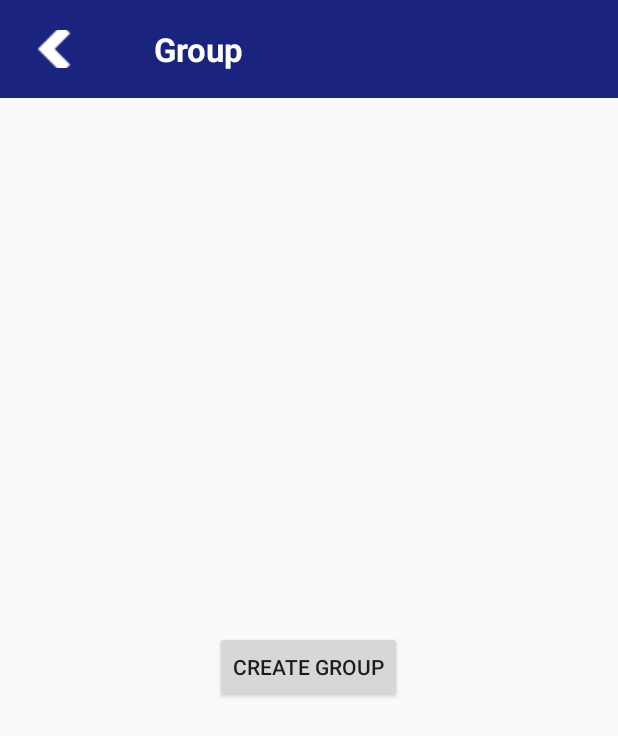
After one commit to CzynJay/FIT5120_Project, an Android app: the Group_Activity screen opened directly, with no data from a screen before it, on a phone screen of 412 x 824 dp. The commit adds this screen. Shown: the top 736 px of the screen. Run offline under Robolectric (Android 15) with nearby library versions, the phone set to English and light mode, and no system bars; our stand-ins replace Firebase (no records; nobody signed in at launch, a user with empty details on screens opened directly).

```diff
--- /dev/null
+++ b/app/src/main/java/com/example/expireddatetracker/Group_Activity.java
@@ -0,0 +1,137 @@
+package com.example.expireddatetracker;
+
+import androidx.annotation.NonNull;
+import androidx.appcompat.app.AppCompatActivity;
+
+import android.content.ClipData;
+import android.content.ClipboardManager;
+import android.os.Bundle;
+import android.util.DisplayMetrics;
+import android.view.Gravity;
+import android.view.LayoutInflater;
+import android.view.View;
+import android.view.ViewGroup;
+import android.widget.Button;
+import android.widget.EditText;
+import android.widget.LinearLayout;
+import android.widget.PopupWindow;
+import android.widget.Toast;
+
+import com.example.expireddatetracker.Fragments.ResultFragment;
+import com.example.expireddatetracker.R;
+import com.google.android.gms.tasks.OnCompleteListener;
+import com.google.android.gms.tasks.Task;
+import com.google.firebase.auth.FirebaseAuth;
+import com.google.firebase.firestore.DocumentSnapshot;
+import com.google.firebase.firestore.FirebaseFirestore;
+
+import java.util.Map;
+
+public class Group_Activity extends AppCompatActivity {
+    private String uid;
+    private Button createBT,leaveBT,copyBT;
+    private FirebaseFirestore db;
+    private EditText codeET;
+    @Override
+    protected void onCreate(Bundle savedInstanceState) {
+        super.onCreate(savedInstanceState);
+        setContentView(R.layout.activity_group);
+        initUI();
+        checkGroup();
+    }
+
+    private void initUI()
+    {   codeET = findViewById(R.id.invitation_et);
+        copyBT = findViewById(R.id.copy_bt);
+        db = FirebaseFirestore.getInstance();
+        uid = FirebaseAuth.getInstance().getCurrentUser().getUid();
+        findViewById(R.id.group_back).setOnClickListener(new View.OnClickListener() {
+            @Override
+            public void onClick(View v) {
+                onBackPressed();
+            }
+        });
+
+        createBT = findViewById(R.id.create_groupBt);
+        leaveBT = findViewById(R.id.leave_groupBt);
+        copyBT.setOnClickListener(new View.OnClickListener() {
+            @Override
+            public void onClick(View v) {
+                ClipboardManager clipboard = (ClipboardManager) getSystemService(CLIPBOARD_SERVICE);
+                ClipData clip = ClipData.newPlainText("label", codeET.getText().toString());
+                clipboard.setPrimaryClip(clip);
+                Toast.makeText(getBaseContext(),"Code is copied",Toast.LENGTH_LONG).show();
+            }
+        });
+        createBT.setOnClickListener(new View.OnClickListener() {
+            @Override
+            public void onClick(View v) {
+                popUpWindow();
+            }
+        });
+    }
+
+    private void checkGroup()
+    {
+        db.collection("tracker").document(uid).get()
+                .addOnCompleteListener(new OnCompleteListener<DocumentSnapshot>() {
+                    @Override
+                    public void onComplete(@NonNull Task<DocumentSnapshot> task) {
+                                if (task.isSuccessful())
+                                {
+                                   Map<String,Object> map =  task.getResult().getData();
+                                   if (map==null)
+                                        groupExistHelper(false);
+                                   else{
+                                        findViewById(R.id.code_layout).setVisibility(View.VISIBLE);
+                                        groupExistHelper(true);
+                                         codeET.setText(map.get("Group").toString());
+
+                                   }
+                                }
+                    }
+                });
+
+    }
+    private void groupExistHelper(boolean exist)
+    {
+        if (exist)
+        {
+            createBT.setVisibility(View.GONE);
+            leaveBT.setVisibility(View.VISIBLE);
+        }
+        else
+            {
+                createBT.setVisibility( View.VISIBLE);
+                leaveBT.setVisibility(View.GONE);
+            }
+    }
+
+    private void popUpWindow()
+    {
+        final ViewGroup root = (ViewGroup) getWindow().getDecorView().getRootView();
+        LayoutInflater layoutInflater = (LayoutInflater)getBaseContext()
+                .getSystemService(LAYOUT_INFLATER_SERVICE);
+        DisplayMetrics displayMetrics = new DisplayMetrics();
+        getWindowManager().getDefaultDisplay().getMetrics(displayMetrics);
+        int width = (int)(displayMetrics.widthPixels*0.8);
+        View popupView = layoutInflater.inflate(R.layout.group_create_popup, null);
+        final PopupWindow popupWindow=new PopupWindow(popupView,
+                width, LinearLayout.LayoutParams.WRAP_CONTENT,
+                true);
+        //Allow popup to be touchable & focusable
+        popupWindow.setTouchable(true);
+        popupWindow.setFocusable(true);
+        ResultFragment.applyDim(root,0.5f);
+        //Popup window animation
+        popupWindow.setAnimationStyle(R.style.Animation_Design_BottomSheetDialog);
+        popupWindow.showAtLocation(popupView, Gravity.CENTER, 0, 0);
+        popupWindow.setOnDismissListener(new PopupWindow.OnDismissListener() {
+            @Override
+            public void onDismiss() {
+                ResultFragment.clearDim(root);
+            }
+        });
+
+    }
+}
--- a/app/src/main/java/com/example/expireddatetracker/MainActivity.java
+++ b/app/src/main/java/com/example/expireddatetracker/MainActivity.java
@@ -183,7 +183,7 @@ public class MainActivity extends AppCompatActivity {
         int interval = 1000 * 60 * 60 * 12;
         Calendar calendar = Calendar.getInstance();
         calendar.setTimeInMillis(System.currentTimeMillis());
-        calendar.set(Calendar.HOUR_OF_DAY, 22);
+        calendar.set(Calendar.HOUR_OF_DAY, 9);
         calendar.set(Calendar.MINUTE, 7);
         calendar.set(Calendar.SECOND, 0 );
         calendar.set(Calendar.MILLISECOND,0);
--- a/app/src/main/java/com/example/expireddatetracker/RegistrationActivity.java
+++ b/app/src/main/java/com/example/expireddatetracker/RegistrationActivity.java
@@ -116,7 +116,7 @@ public class RegistrationActivity extends AppCompatActivity {
         regBtn = findViewById(R.id.register);
         nameTV = findViewById(R.id.nameView);
         progress = findViewById(R.id.register_pro);
-        backBt = findViewById(R.id.registration_back);
+        backBt = findViewById(R.id.register_back);
         backBt.setOnClickListener(new View.OnClickListener() {
             @Override
             public void onClick(View v) {
--- a/app/src/main/java/com/example/expireddatetracker/UserLoginActivity.java
+++ b/app/src/main/java/com/example/expireddatetracker/UserLoginActivity.java
@@ -175,7 +175,6 @@ public class UserLoginActivity extends AppCompatActivity {
                                 if (task.isSuccessful()) {
                                     res = true;
                                 } else {
-                                    UserLoginTask u = new UserLoginTask(false);
                                     res=false;
                                 }}
                         });}
--- /dev/null
+++ b/app/src/main/res/layout/activity_group.xml
@@ -0,0 +1,84 @@
+<?xml version="1.0" encoding="utf-8"?>
+<RelativeLayout xmlns:android="http://schemas.android.com/apk/res/android"
+    xmlns:app="http://schemas.android.com/apk/res-auto"
+    xmlns:tools="http://schemas.android.com/tools"
+    android:layout_width="match_parent"
+    android:layout_height="match_parent"
+    tools:context=".FeedbackActivity">
+    <LinearLayout android:layout_width="match_parent"
+        android:layout_height="65dp"
+        android:id="@+id/group_title_layout"
+        android:background="@color/colorPrimary"
+        >
+        <ImageButton
+            android:id="@+id/group_back"
+            android:layout_gravity="center"
+            android:layout_width="wrap_content"
+            android:layout_height="wrap_content"
+            android:background="#00FF0000"
+            android:layout_margin="20dp"
+            android:src="@drawable/back"
+            />
+        <TextView
+            android:layout_width="wrap_content"
+            android:layout_height="65dp"
+            android:text="@string/group"
+            android:transitionName="@string/feedback"
+            android:textColor="@color/white"
+            android:layout_marginStart= "30dp"
+            android:gravity="center"
+            android:textStyle="bold"
+            android:textSize="@dimen/labelSize"
+            />
+    </LinearLayout>
+<LinearLayout
+    android:layout_width="match_parent"
+    android:layout_height="wrap_content"
+    android:gravity="center_vertical"
+    android:layout_below="@id/group_title_layout"
+    android:orientation="vertical"
+    android:layout_alignParentBottom="true">
+    <RelativeLayout
+        android:id="@+id/code_layout"
+        android:visibility="gone"
+        android:layout_width="match_parent"
+        android:layout_height="wrap_content"
+        android:layout_margin="20dp"
+       >
+    <EditText
+        android:id="@+id/invitation_et"
+        android:focusable="false"
+        android:gravity="center"
+        android:layout_toStartOf="@id/copy_bt"
+        android:layout_width="match_parent"
+        android:layout_height="wrap_content"
+       />
+    <Button
+        android:layout_marginStart="10dp"
+        android:id="@+id/copy_bt"
+        android:layout_width="wrap_content"
+        android:layout_alignParentEnd="true"
+        android:layout_height="wrap_content"
+        android:text="@string/copy"/>
+    </RelativeLayout>
+    <Button
+        android:id="@+id/create_groupBt"
+        android:layout_width="wrap_content"
+        android:layout_height="wrap_content"
+        android:layout_gravity="center"
+        android:text="@string/create_group"
+        android:visibility="gone"
+        />
+    <Button
+        android:id="@+id/leave_groupBt"
+        android:layout_width="wrap_content"
+        android:layout_height="wrap_content"
+        android:layout_gravity="center"
+        android:text="@string/leave_group"
+        android:visibility="gone"
+        />
+
+</LinearLayout>
+
+
+</RelativeLayout>
--- a/app/src/main/res/layout/activity_registration.xml
+++ b/app/src/main/res/layout/activity_registration.xml
@@ -10,7 +10,7 @@
     android:padding="16dp"
     tools:context=".RegistrationActivity">
     <ImageButton
-        android:id="@+id/registration_back"
+        android:id="@+id/register_back"
         android:layout_gravity="left"
         android:layout_width="wrap_content"
         android:layout_height="wrap_content"
--- a/app/src/main/res/values/strings.xml
+++ b/app/src/main/res/values/strings.xml
@@ -55,4 +55,11 @@
     <string name="visit_our_website">Visit Our Website</string>
     <string name="register_new_account">Register new account</string>
     <string name="category">Category</string>
+    <string name="group">Group</string>
+    <string name="create_group">Create Group</string>
+    <string name="leave_group">Leave Group</string>
+    <string name="creating_group">Creating Group</string>
+    <string name="create">Create</string>
+    <string name="code">Code (4 Digits)</string>
+    <string name="copy">Copy</string>
 </resources>
```
Also changed, not shown: app/src/main/AndroidManifest.xml (+23 -17 lines), app/src/main/java/com/example/expireddatetracker/Fragments/SettingFragment.java (+11 -1 lines), app/src/main/res/layout/fragment_setting.xml (+40 -0 lines), app/src/main/res/layout/group_create_popup.xml (added, +76 -0 lines), app/src/main/res/drawable-v24/group.png (added).
